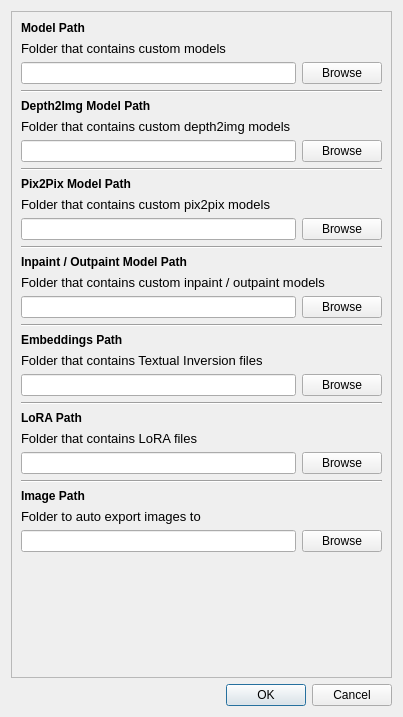
Qt form src/airunner/pyqt/preferences.ui (Capsize-Games/airunner) before a commit.
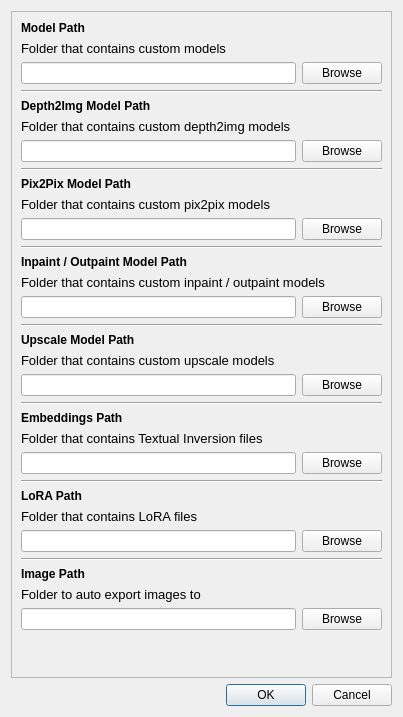
The same form after that commit.

```diff
--- a/src/airunner/pyqt/preferences.ui
+++ b/src/airunner/pyqt/preferences.ui
@@ -33,42 +33,58 @@
       <enum>QFrame::Raised</enum>
      </property>
      <layout class="QGridLayout" name="gridLayout_2">
-      <item row="19" column="0">
-       <widget class="QLabel" name="label_5">
-        <property name="font">
-         <font>
-          <bold>true</bold>
-         </font>
+      <item row="32" column="0">
+       <widget class="Line" name="line_3">
+        <property name="orientation">
+         <enum>Qt::Horizontal</enum>
         </property>
-        <property name="text">
-         <string>Embeddings Path</string>
-        </property>
        </widget>
       </item>
-      <item row="23" column="0">
-       <widget class="QLabel" name="label_3">
+      <item row="34" column="0">
+       <widget class="QLabel" name="label_8">
         <property name="font">
          <font>
-          <bold>true</bold>
+          <pointsize>10</pointsize>
          </font>
         </property>
         <property name="text">
-         <string>LoRA Path</string>
+         <string>Folder to auto export images to</string>
         </property>
        </widget>
       </item>
-      <item row="4" column="0">
-       <widget class="QLabel" name="label_10">
+      <item row="30" column="0">
+       <widget class="QLabel" name="label_4">
         <property name="font">
          <font>
-          <bold>true</bold>
+          <pointsize>10</pointsize>
          </font>
         </property>
         <property name="text">
-         <string>Depth2Img Model Path</string>
+         <string>Folder that contains LoRA files</string>
         </property>
        </widget>
       </item>
+      <item row="28" column="0">
+       <widget class="Line" name="line_2">
+        <property name="orientation">
+         <enum>Qt::Horizontal</enum>
+        </property>
+       </widget>
+      </item>
+      <item row="35" column="0">
+       <layout class="QHBoxLayout" name="horizontalLayout_4">
+        <item>
+         <widget class="QLineEdit" name="image_path"/>
+        </item>
+        <item>
+         <widget class="QPushButton" name="image_path_browse_button">
+          <property name="text">
+           <string>Browse</string>
+          </property>
+         </widget>
+        </item>
+       </layout>
+      </item>
       <item row="5" column="0">
        <widget class="QLabel" name="label_9">
         <property name="font">
@@ -81,6 +97,30 @@
         </property>
        </widget>
       </item>
+      <item row="9" column="0">
+       <widget class="QLabel" name="label_12">
+        <property name="font">
+         <font>
+          <bold>true</bold>
+         </font>
+        </property>
+        <property name="text">
+         <string>Pix2Pix Model Path</string>
+        </property>
+       </widget>
+      </item>
+      <item row="33" column="0">
+       <widget class="QLabel" name="label_7">
+        <property name="font">
+         <font>
+          <bold>true</bold>
+         </font>
+        </property>
+        <property name="text">
+         <string>Image Path</string>
+        </property>
+       </widget>
+      </item>
       <item row="11" column="0">
        <layout class="QHBoxLayout" name="horizontalLayout_6">
         <item>
@@ -95,18 +135,6 @@
         </item>
        </layout>
       </item>
-      <item row="0" column="0">
-       <widget class="QLabel" name="label">
-        <property name="font">
-         <font>
-          <bold>true</bold>
-         </font>
-        </property>
-        <property name="text">
-         <string>Model Path</string>
-        </property>
-       </widget>
-      </item>
       <item row="3" column="0">
        <widget class="Line" name="line">
         <property name="minimumSize">
@@ -120,69 +148,7 @@
         </property>
        </widget>
       </item>
-      <item row="10" column="0">
-       <widget class="QLabel" name="label_11">
-        <property name="font">
-         <font>
-          <pointsize>10</pointsize>
-         </font>
-        </property>
-        <property name="text">
-         <string>Folder that contains custom pix2pix models</string>
-        </property>
-       </widget>
-      </item>
-      <item row="24" column="0">
-       <widget class="QLabel" name="label_4">
-        <property name="font">
-         <font>
-          <pointsize>10</pointsize>
-         </font>
-        </property>
-        <property name="text">
-         <string>Folder that contains LoRA files</string>
-        </property>
-       </widget>
-      </item>
-      <item row="1" column="0">
-       <widget class="QLabel" name="label_2">
-        <property name="font">
-         <font>
-          <pointsize>10</pointsize>
-         </font>
-        </property>
-        <property name="text">
-         <string>Folder that contains custom models</string>
-        </property>
-       </widget>
-      </item>
-      <item row="14" column="0">
-       <widget class="QLabel" name="label_14">
-        <property name="font">
-         <font>
-          <bold>true</bold>
-         </font>
-        </property>
-        <property name="text">
-         <string>Inpaint / Outpaint Model Path</string>
-        </property>
-       </widget>
-      </item>
-      <item row="21" column="0">
-       <layout class="QHBoxLayout" name="horizontalLayout_2">
-        <item>
-         <widget class="QLineEdit" name="embeddings_path"/>
-        </item>
-        <item>
-         <widget class="QPushButton" name="embeddings_browse_button">
-          <property name="text">
-           <string>Browse</string>
-          </property>
-         </widget>
-        </item>
-       </layout>
-      </item>
-      <item row="32" column="0">
+      <item row="38" column="0">
        <spacer name="verticalSpacer">
         <property name="orientation">
          <enum>Qt::Vertical</enum>
@@ -195,25 +161,13 @@
         </property>
        </spacer>
       </item>
-      <item row="15" column="0">
-       <widget class="QLabel" name="label_13">
-        <property name="font">
-         <font>
-          <pointsize>10</pointsize>
-         </font>
-        </property>
-        <property name="text">
-         <string>Folder that contains custom inpaint / outpaint models</string>
-        </property>
-       </widget>
-      </item>
-      <item row="25" column="0">
-       <layout class="QHBoxLayout" name="horizontalLayout_3">
+      <item row="16" column="0">
+       <layout class="QHBoxLayout" name="horizontalLayout_7">
         <item>
-         <widget class="QLineEdit" name="lora_path"/>
+         <widget class="QLineEdit" name="inpaint_outpaint_model_path"/>
         </item>
         <item>
-         <widget class="QPushButton" name="lora_browse_button">
+         <widget class="QPushButton" name="inpaint_outpaint_browse_button">
           <property name="text">
            <string>Browse</string>
           </property>
@@ -221,10 +175,27 @@
         </item>
        </layout>
       </item>
-      <item row="18" column="0">
-       <widget class="Line" name="line_6">
-        <property name="orientation">
-         <enum>Qt::Horizontal</enum>
+      <item row="29" column="0">
+       <widget class="QLabel" name="label_3">
+        <property name="font">
+         <font>
+          <bold>true</bold>
+         </font>
+        </property>
+        <property name="text">
+         <string>LoRA Path</string>
+        </property>
+       </widget>
+      </item>
+      <item row="19" column="0">
+       <widget class="QLabel" name="label_15">
+        <property name="font">
+         <font>
+          <bold>true</bold>
+         </font>
+        </property>
+        <property name="text">
+         <string>Upscale Model Path</string>
         </property>
        </widget>
       </item>
@@ -235,6 +206,44 @@
         </property>
        </widget>
       </item>
+      <item row="26" column="0">
+       <widget class="QLabel" name="label_6">
+        <property name="font">
+         <font>
+          <pointsize>10</pointsize>
+         </font>
+        </property>
+        <property name="text">
+         <string>Folder that contains Textual Inversion files</string>
+        </property>
+       </widget>
+      </item>
+      <item row="10" column="0">
+       <widget class="QLabel" name="label_11">
+        <property name="font">
+         <font>
+          <pointsize>10</pointsize>
+         </font>
+        </property>
+        <property name="text">
+         <string>Folder that contains custom pix2pix models</string>
+        </property>
+       </widget>
+      </item>
+      <item row="27" column="0">
+       <layout class="QHBoxLayout" name="horizontalLayout_2">
+        <item>
+         <widget class="QLineEdit" name="embeddings_path"/>
+        </item>
+        <item>
+         <widget class="QPushButton" name="embeddings_browse_button">
+          <property name="text">
+           <string>Browse</string>
+          </property>
+         </widget>
+        </item>
+       </layout>
+      </item>
       <item row="8" column="0">
        <widget class="Line" name="line_4">
         <property name="orientation">
@@ -242,86 +251,91 @@
         </property>
        </widget>
       </item>
-      <item row="22" column="0">
-       <widget class="Line" name="line_2">
-        <property name="orientation">
-         <enum>Qt::Horizontal</enum>
-        </property>
-       </widget>
-      </item>
-      <item row="2" column="0">
-       <layout class="QHBoxLayout" name="horizontalLayout">
-        <item>
-         <widget class="QLineEdit" name="sd_path"/>
-        </item>
-        <item>
-         <widget class="QPushButton" name="browseButton">
-          <property name="text">
-           <string>Browse</string>
-          </property>
-         </widget>
-        </item>
-       </layout>
-      </item>
-      <item row="27" column="0">
-       <widget class="QLabel" name="label_7">
-        <property name="font">
-         <font>
-          <bold>true</bold>
-         </font>
-        </property>
-        <property name="text">
-         <string>Image Path</string>
-        </property>
-       </widget>
-      </item>
-      <item row="28" column="0">
-       <widget class="QLabel" name="label_8">
-        <property name="font">
-         <font>
-          <pointsize>10</pointsize>
-         </font>
-        </property>
-        <property name="text">
-         <string>Folder to auto export images to</string>
-        </property>
-       </widget>
-      </item>
-      <item row="29" column="0">
-       <layout class="QHBoxLayout" name="horizontalLayout_4">
-        <item>
-         <widget class="QLineEdit" name="image_path"/>
-        </item>
-        <item>
-         <widget class="QPushButton" name="image_path_browse_button">
-          <property name="text">
-           <string>Browse</string>
-          </property>
-         </widget>
-        </item>
-       </layout>
-      </item>
-      <item row="9" column="0">
-       <widget class="QLabel" name="label_12">
-        <property name="font">
-         <font>
-          <bold>true</bold>
-         </font>
-        </property>
-        <property name="text">
-         <string>Pix2Pix Model Path</string>
-        </property>
-       </widget>
-      </item>
       <item row="20" column="0">
-       <widget class="QLabel" name="label_6">
+       <widget class="QLabel" name="label_16">
         <property name="font">
          <font>
           <pointsize>10</pointsize>
          </font>
         </property>
         <property name="text">
-         <string>Folder that contains Textual Inversion files</string>
+         <string>Folder that contains custom upscale models</string>
+        </property>
+       </widget>
+      </item>
+      <item row="0" column="0">
+       <widget class="QLabel" name="label">
+        <property name="font">
+         <font>
+          <bold>true</bold>
+         </font>
+        </property>
+        <property name="text">
+         <string>Model Path</string>
+        </property>
+       </widget>
+      </item>
+      <item row="24" column="0">
+       <widget class="Line" name="line_7">
+        <property name="orientation">
+         <enum>Qt::Horizontal</enum>
+        </property>
+       </widget>
+      </item>
+      <item row="31" column="0">
+       <layout class="QHBoxLayout" name="horizontalLayout_3">
+        <item>
+         <widget class="QLineEdit" name="lora_path"/>
+        </item>
+        <item>
+         <widget class="QPushButton" name="lora_browse_button">
+          <property name="text">
+           <string>Browse</string>
+          </property>
+         </widget>
+        </item>
+       </layout>
+      </item>
+      <item row="4" column="0">
+       <widget class="QLabel" name="label_10">
+        <property name="font">
+         <font>
+          <bold>true</bold>
+         </font>
+        </property>
+        <property name="text">
+         <string>Depth2Img Model Path</string>
+        </property>
+       </widget>
+      </item>
+      <item row="18" column="0">
+       <widget class="Line" name="line_6">
+        <property name="orientation">
+         <enum>Qt::Horizontal</enum>
+        </property>
+       </widget>
+      </item>
+      <item row="15" column="0">
+       <widget class="QLabel" name="label_13">
+        <property name="font">
+         <font>
+          <pointsize>10</pointsize>
+         </font>
+        </property>
+        <property name="text">
+         <string>Folder that contains custom inpaint / outpaint models</string>
+        </property>
+       </widget>
+      </item>
+      <item row="25" column="0">
+       <widget class="QLabel" name="label_5">
+        <property name="font">
+         <font>
+          <bold>true</bold>
+         </font>
+        </property>
+        <property name="text">
+         <string>Embeddings Path</string>
         </property>
        </widget>
       </item>
@@ -339,20 +353,51 @@
         </item>
        </layout>
       </item>
-      <item row="26" column="0">
-       <widget class="Line" name="line_3">
-        <property name="orientation">
-         <enum>Qt::Horizontal</enum>
+      <item row="2" column="0">
+       <layout class="QHBoxLayout" name="horizontalLayout">
+        <item>
+         <widget class="QLineEdit" name="sd_path"/>
+        </item>
+        <item>
+         <widget class="QPushButton" name="browseButton">
+          <property name="text">
+           <string>Browse</string>
+          </property>
+         </widget>
+        </item>
+       </layout>
+      </item>
+      <item row="1" column="0">
+       <widget class="QLabel" name="label_2">
+        <property name="font">
+         <font>
+          <pointsize>10</pointsize>
+         </font>
         </property>
+        <property name="text">
+         <string>Folder that contains custom models</string>
+        </property>
        </widget>
       </item>
-      <item row="16" column="0">
-       <layout class="QHBoxLayout" name="horizontalLayout_7">
+      <item row="14" column="0">
+       <widget class="QLabel" name="label_14">
+        <property name="font">
+         <font>
+          <bold>true</bold>
+         </font>
+        </property>
+        <property name="text">
+         <string>Inpaint / Outpaint Model Path</string>
+        </property>
+       </widget>
+      </item>
+      <item row="21" column="0">
+       <layout class="QHBoxLayout" name="horizontalLayout_8">
         <item>
-         <widget class="QLineEdit" name="inpaint_outpaint_model_path"/>
+         <widget class="QLineEdit" name="upscale_model_path"/>
         </item>
         <item>
-         <widget class="QPushButton" name="inpaint_outpaint_browse_button">
+         <widget class="QPushButton" name="upscale_browse_button">
           <property name="text">
            <string>Browse</string>
           </property>
```
